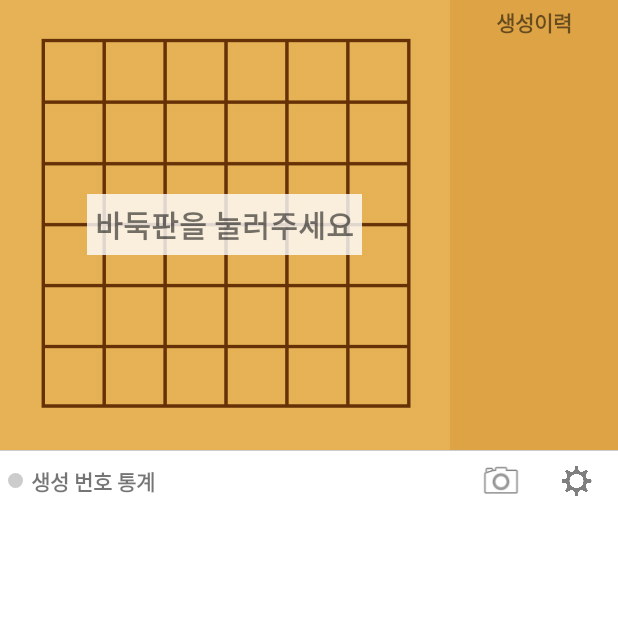
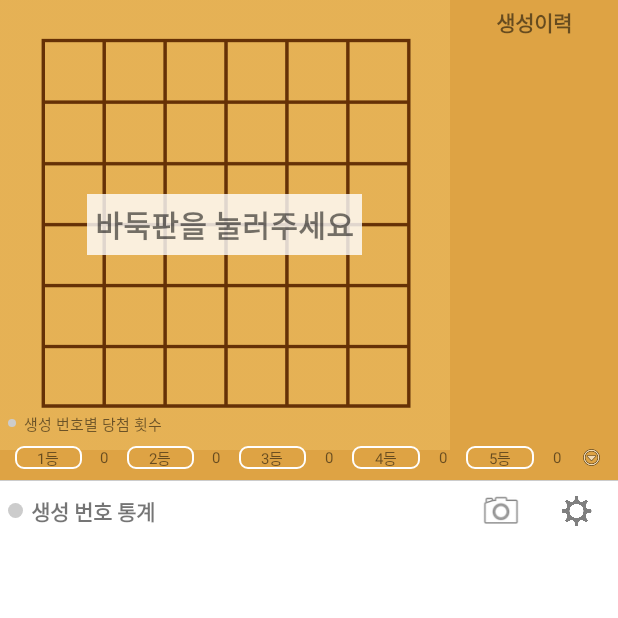
Before and after one commit to BBaek/lottogo, an Android app: the MainNewActivity screen opened directly, with no data from a screen before it, on a phone screen of 412 x 824 dp, the top half of it. Run offline under Robolectric (Android 15) with nearby library versions, the phone set to English and light mode, and no system bars; our stand-ins replace AdMob, ButterKnife; libraries missing offline, so code that uses them is left out: com.github.mikephil.charting, com.google.zxing.integration, io.realm; plain views replace HorizontalBarChart.

Commit message:
change rank ui

```diff
--- a/app/src/main/java/com/bbaek/lottogo/activity/main/MainpresenterImpl.java
+++ b/app/src/main/java/com/bbaek/lottogo/activity/main/MainpresenterImpl.java
@@ -145,7 +145,7 @@ public class MainpresenterImpl implements MainPresenter {
     }
 
     protected String[] calAvgTotalDummy(LottoAvg lottoAvg) {
-        return new String[]{"-", "-"};
+        return new String[]{"", ""};
     }
 
     protected String[] calAvgTotalSeq(LottoAvg lottoAvg) {
--- a/app/src/main/res/drawable/bg_rank_boarder.xml
+++ b/app/src/main/res/drawable/bg_rank_boarder.xml
@@ -6,10 +6,10 @@
     <solid
         android:color="@color/colorGoBackground"/>
 
-    <corners android:radius="10dp" />
-    <!--<stroke-->
-        <!--android:color="@color/colorGoLine"-->
-        <!--android:width="2dp"/>-->
+    <corners android:radius="5dp" />
+    <stroke
+        android:color="@color/colorWhite"
+        android:width="1dp"/>
     <!--<padding-->
     <!--android:right="10dp"-->
     <!--android:left="10dp"/>-->
--- a/app/src/main/res/layout/activity_main_new.xml
+++ b/app/src/main/res/layout/activity_main_new.xml
@@ -9,6 +9,15 @@
     <LinearLayout
         android:id="@+id/layout_pan"
         android:layout_width="match_parent"
+        android:layout_height="320dp"
+        android:background="@color/colorGoBackground"
+        android:orientation="vertical">
+
+        <RelativeLayout
+            android:layout_width="match_parent"
+            android:layout_height="match_parent">
+            <LinearLayout
+                android:layout_width="match_parent"
                 android:layout_height="wrap_content"
                 android:background="@color/colorGoBackground"
                 android:orientation="horizontal">
@@ -17,8 +26,8 @@
                     android:id="@+id/mainGo"
                     android:layout_width="300dp"
                     android:layout_height="300dp"
-            android:layout_gravity="left"
-            android:background="@drawable/bg_go_5x5">
+                    android:background="@drawable/bg_go_5x5"
+                    android:layout_gravity="left">
 
                     <!--<GridLayout-->
                     <!--android:layout_width="200dp"-->
@@ -67,7 +76,6 @@
                         android:layout_centerVertical="true"
                         android:layout_width="200dp"
                         android:layout_height="200dp"/>
-
                 </RelativeLayout>
 
                 <LinearLayout
@@ -85,9 +93,88 @@
                     <ListView
                         android:id="@+id/historyList"
                         android:layout_width="match_parent"
-                android:layout_height="fill_parent"
+                        android:layout_height="match_parent"
                         android:paddingBottom="10dp"/>
                 </LinearLayout>
+            </LinearLayout>
+            <LinearLayout
+                android:layout_width="match_parent"
+                android:layout_height="wrap_content"
+                android:layout_alignParentBottom="true"
+                android:orientation="vertical">
+                <LinearLayout
+                    android:layout_width="match_parent"
+                    android:layout_height="wrap_content"
+                    android:layout_above="@+id/analRankContainer"
+                    android:paddingLeft="5dp"
+                    android:orientation="horizontal">
+
+                    <ImageView
+                        android:layout_width="5dp"
+                        android:layout_height="5dp"
+                        android:layout_gravity="center"
+                        android:layout_marginRight="5dp"
+                        android:background="@drawable/bg_round_gray"/>
+
+                    <TextView
+                        android:layout_width="wrap_content"
+                        android:layout_height="wrap_content"
+                        android:textSize="10dp"
+                        android:text="생성 번호별 당첨 횟수"/>
+                </LinearLayout>
+                <LinearLayout
+                    android:id="@+id/analRankContainer"
+                    android:layout_width="match_parent"
+                    android:layout_height="30dp"
+                    android:paddingTop="7dp"
+                    android:paddingRight="10dp"
+                    android:paddingBottom="7dp"
+                    android:paddingLeft="10dp"
+                    android:orientation="horizontal">
+
+                    <TextView
+                        style="@style/AnalTitle"
+                        android:text="1등"/>
+                    <TextView
+                        android:id="@+id/rank1"
+                        style="@style/AnalBody"
+                        android:text="0"/>
+                    <TextView
+                        style="@style/AnalTitle"
+                        android:text="2등"/>
+                    <TextView
+                        android:id="@+id/rank2"
+                        style="@style/AnalBody"
+                        android:text="0"/>
+                    <TextView
+                        style="@style/AnalTitle"
+                        android:text="3등"/>
+                    <TextView
+                        android:id="@+id/rank3"
+                        style="@style/AnalBody"
+                        android:text="0"/>
+                    <TextView
+                        style="@style/AnalTitle"
+                        android:text="4등"/>
+                    <TextView
+                        android:id="@+id/rank4"
+                        style="@style/AnalBody"
+                        android:text="0"/>
+                    <TextView
+                        style="@style/AnalTitle"
+                        android:text="5등"/>
+                    <TextView
+                        android:id="@+id/rank5"
+                        style="@style/AnalBody"
+                        android:text="0"/>
+                    <ImageView
+                        android:layout_width="15dp"
+                        android:layout_height="15dp"
+                        android:layout_gravity="center"
+                        android:src="@android:drawable/ic_menu_more"/>
+                </LinearLayout>
+            </LinearLayout>
+        </RelativeLayout>
     </LinearLayout>
 
     <LinearLayout
@@ -162,51 +249,6 @@
             android:layout_width="match_parent"
             android:layout_height="match_parent"
             android:orientation="vertical">
-        <LinearLayout
-            android:id="@+id/analRankContainer"
-            android:layout_width="match_parent"
-            android:layout_height="35dp"
-            android:paddingRight="10dp"
-            android:paddingLeft="10dp"
-            android:paddingBottom="5dp"
-            android:orientation="horizontal">
-
-            <TextView
-                style="@style/AnalTitle"
-                android:text="1등"/>
-            <TextView
-                android:id="@+id/rank1"
-                style="@style/AnalBody"
-                android:text="0"/>
-            <TextView
-                style="@style/AnalTitle"
-                android:text="2등"/>
-            <TextView
-                android:id="@+id/rank2"
-                style="@style/AnalBody"
-                android:text="0"/>
-            <TextView
-                style="@style/AnalTitle"
-                android:text="3등"/>
-            <TextView
-                android:id="@+id/rank3"
-                style="@style/AnalBody"
-                android:text="0"/>
-            <TextView
-                style="@style/AnalTitle"
-                android:text="4등"/>
-            <TextView
-                android:id="@+id/rank4"
-                style="@style/AnalBody"
-                android:text="0"/>
-            <TextView
-                style="@style/AnalTitle"
-                android:text="5등"/>
-            <TextView
-                android:id="@+id/rank5"
-                style="@style/AnalBody"
-                android:text="0"/>
-        </LinearLayout>
 
         <LinearLayout
             android:layout_width="match_parent"
@@ -256,7 +298,6 @@
                     android:layout_height="wrap_content"
                     android:paddingTop="3dp"
                     android:paddingBottom="3dp"
-                    android:paddingLeft="10dp"
                     android:orientation="horizontal">
 
                     <ImageView
--- a/app/src/main/res/values/styles.xml
+++ b/app/src/main/res/values/styles.xml
@@ -55,6 +55,7 @@
         <item name="android:layout_height">match_parent</item>
         <item name="android:layout_weight">1</item>
         <item name="android:gravity">center</item>
+        <item name="android:textSize">10dp</item>
         <item name="android:background">@drawable/bg_rank_boarder</item>
     </style>
 
@@ -63,6 +64,7 @@
         <item name="android:layout_height">match_parent</item>
         <item name="android:layout_weight">1</item>
         <item name="android:gravity">center</item>
+        <item name="android:textSize">10dp</item>
     </style>
 
     <style name="connectingProgressBar" parent="@android:style/Widget.ProgressBar">
```
Lines whose indentation alone changed are shown as unchanged.
